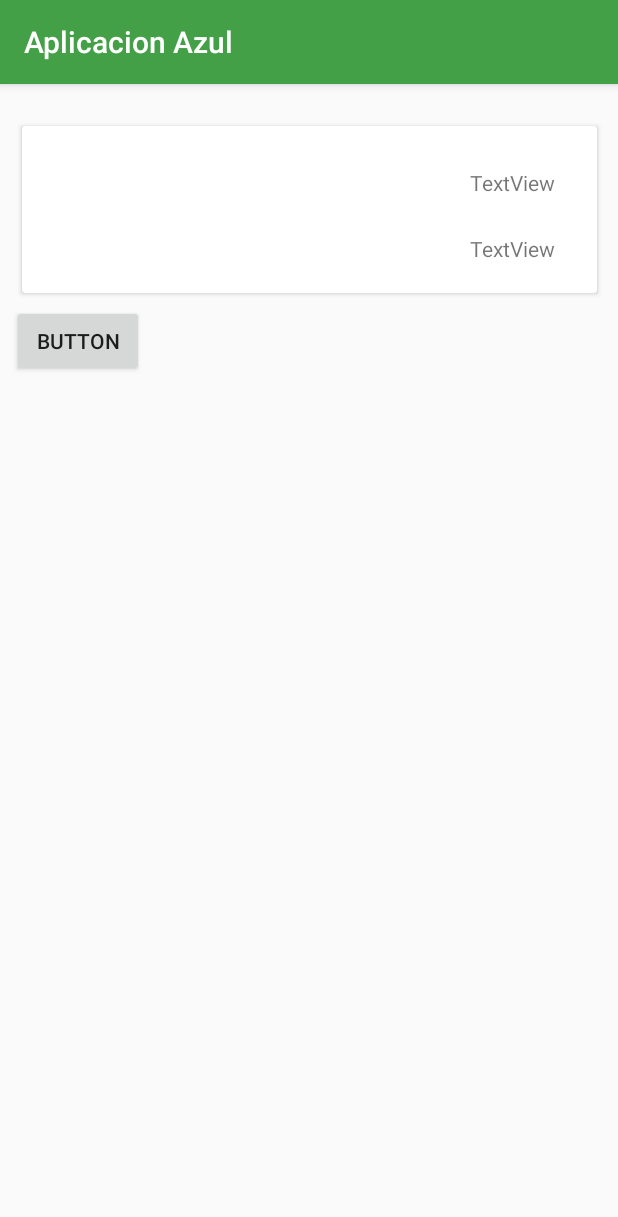
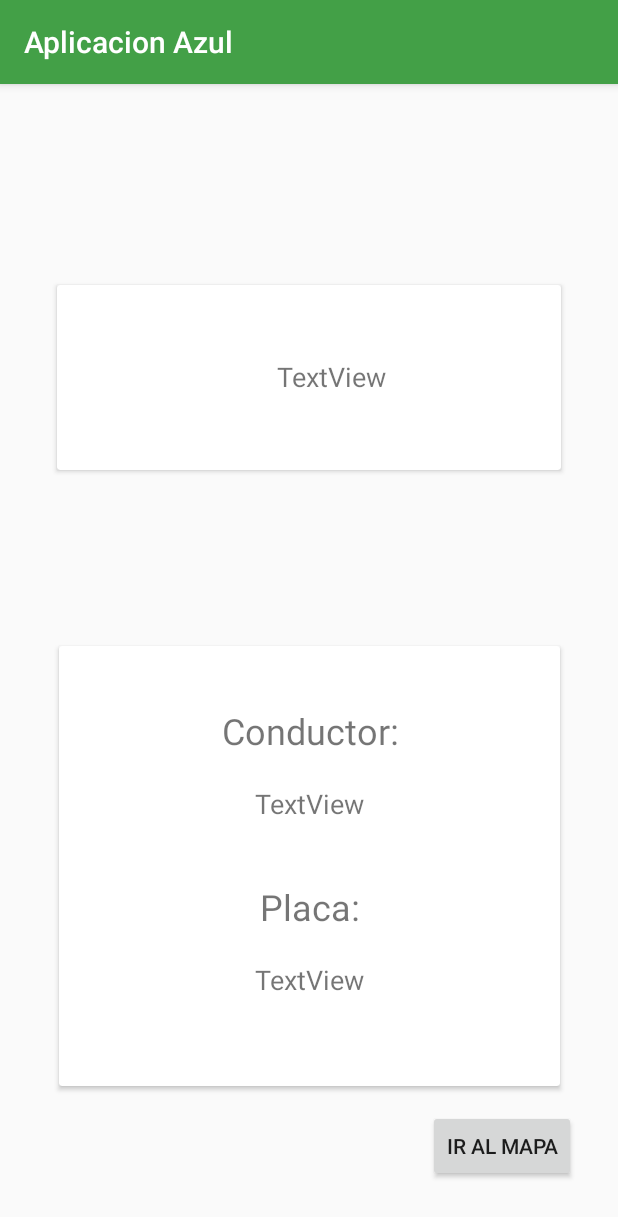
Before and after one commit to Tralafarlaw/Aplicacion_Azul, an Android app: the screen it shows after launch once a user with an empty profile is signed in (TrackActivity), on a phone screen of 412 x 824 dp. Shown: the top 1217 px of the screen. Run offline under Robolectric (Android 15) with nearby library versions, the phone set to English and light mode, and no system bars; our stand-ins replace Firebase (no records; nobody signed in at launch, a user with empty details on screens opened directly); 1 statement that could not run was skipped.

Commit message:
Material desing ?)

```diff
--- a/app/src/main/java/com/example/miguel/myapplication/TrackActivity.java
+++ b/app/src/main/java/com/example/miguel/myapplication/TrackActivity.java
@@ -21,6 +21,7 @@ import android.support.v7.app.AppCompatActivity;
 import android.view.View;
 import android.widget.Button;
 import android.widget.ImageView;
+import android.widget.TextView;
 import android.widget.Toast;
 
 import com.google.android.gms.common.api.GoogleApiClient;
@@ -46,6 +47,7 @@ public class TrackActivity extends AppCompatActivity implements LocationListener
     ImageView estado;
     DatabaseReference mReference;
     Button StartButton;
+    TextView txt4;
 
 
 
@@ -55,6 +57,7 @@ public class TrackActivity extends AppCompatActivity implements LocationListener
         setContentView(R.layout.activity_track);
         init();
         mProviderClient = LocationServices.getFusedLocationProviderClient(this);
+        txt4 = (TextView) findViewById(R.id.textView4);
         iniciar_thread();
 
 
@@ -154,26 +157,29 @@ public class TrackActivity extends AppCompatActivity implements LocationListener
     public void onLocationChanged(Location location) {
         //La Ubicacion Cambio (No Usar este Metodo) en el metodo anterior manda la ultima ubiccion conocida asi aunque no se mueva mandara la ultima ubicacion conocida al servidor
         estado.setImageResource(R.drawable.verdeon);
+        txt4.setText("Estado: ON");
+
     }
 
     @Override
     public void onStatusChanged(String provider, int status, Bundle extras) {
         //Cambio el estado o Proveedor del GPS la verdad no entiendo bien que hace
         estado.setImageResource(R.drawable.naranjaalert);
-
+        txt4.setText("Estado: ALERT");
     }
 
     @Override
     public void onProviderEnabled(String provider) {
         //Se Encendio El GPS
         estado.setImageResource(R.drawable.verdeon);
+        txt4.setText("Estado: ON");
     }
 
     @Override
     public void onProviderDisabled(String provider) {
         //Se Apago el GPS
         estado.setImageResource(R.drawable.rojooff);
-
+        txt4.setText("Estado: OFF");
         AlertDialog.Builder builder = new AlertDialog.Builder(TrackActivity.this);
 
         builder.setIcon(R.mipmap.ic_launcher).
--- a/app/src/main/res/layout/activity_track.xml
+++ b/app/src/main/res/layout/activity_track.xml
@@ -6,54 +6,53 @@
     android:layout_height="match_parent"
     tools:context=".TrackActivity">
 
-    <Button
-        android:id="@+id/button_start"
-        android:layout_width="wrap_content"
-        android:layout_height="wrap_content"
-        android:layout_marginStart="8dp"
-        android:layout_marginLeft="8dp"
-        android:layout_marginTop="8dp"
-        android:text="Button"
-        app:layout_constraintStart_toStartOf="parent"
-        app:layout_constraintTop_toBottomOf="@+id/cardView" />
+    <android.support.v7.widget.CardView
+        android:id="@+id/cardView2"
+        android:layout_width="334dp"
+        android:layout_height="293dp"
 
-    <android.support.v7.widget.CardView
-        android:id="@+id/cardView"
-        android:layout_width="383dp"
-        android:layout_height="111dp"
+        android:layout_marginBottom="100dp"
         android:layout_marginEnd="8dp"
         android:layout_marginLeft="8dp"
         android:layout_marginRight="8dp"
         android:layout_marginStart="8dp"
-        android:layout_marginTop="28dp"
+        app:layout_constraintBottom_toBottomOf="parent"
         app:layout_constraintEnd_toEndOf="parent"
-        app:layout_constraintStart_toStartOf="parent"
-        app:layout_constraintTop_toTopOf="parent">
+        app:layout_constraintStart_toStartOf="parent">
 
         <android.support.constraint.ConstraintLayout
             android:layout_width="match_parent"
-            android:layout_height="119dp">
+            android:layout_height="match_parent">
 
             <TextView
-                android:id="@+id/textView3"
+                android:id="@+id/textView6"
                 android:layout_width="wrap_content"
                 android:layout_height="wrap_content"
-                android:layout_marginBottom="28dp"
-                android:layout_marginEnd="28dp"
-                android:layout_marginRight="28dp"
-                android:text="TextView"
-                app:layout_constraintBottom_toBottomOf="parent"
-                app:layout_constraintEnd_toEndOf="parent" />
+                android:layout_marginEnd="8dp"
+                android:layout_marginLeft="8dp"
+                android:layout_marginRight="8dp"
+                android:layout_marginStart="8dp"
+                android:layout_marginTop="40dp"
+                android:text="@string/textView6"
+                android:textSize="24sp"
+                app:layout_constraintEnd_toEndOf="parent"
+                app:layout_constraintHorizontal_bias="0.502"
+                app:layout_constraintStart_toStartOf="parent"
+                app:layout_constraintTop_toBottomOf="@+id/textView2" />
 
-            <ImageView
-                android:id="@+id/estado"
-                android:layout_width="71dp"
-                android:layout_height="71dp"
-                android:layout_marginBottom="8dp"
-                android:layout_marginLeft="16dp"
-                android:layout_marginStart="16dp"
-                android:layout_marginTop="8dp"
-                app:layout_constraintBottom_toBottomOf="parent"
+            <TextView
+                android:id="@+id/textView5"
+                android:layout_width="wrap_content"
+                android:layout_height="wrap_content"
+                android:layout_marginEnd="8dp"
+                android:layout_marginLeft="8dp"
+                android:layout_marginRight="8dp"
+                android:layout_marginStart="8dp"
+                android:layout_marginTop="40dp"
+                android:text="@string/textView5"
+                android:textSize="24sp"
+                app:layout_constraintEnd_toEndOf="parent"
+                app:layout_constraintHorizontal_bias="0.502"
                 app:layout_constraintStart_toStartOf="parent"
                 app:layout_constraintTop_toTopOf="parent" />
 
@@ -61,12 +60,102 @@
                 android:id="@+id/textView2"
                 android:layout_width="wrap_content"
                 android:layout_height="wrap_content"
-                android:layout_marginEnd="28dp"
-                android:layout_marginRight="28dp"
-                android:layout_marginTop="28dp"
+                android:layout_marginEnd="8dp"
+                android:layout_marginLeft="8dp"
+                android:layout_marginRight="8dp"
+                android:layout_marginStart="8dp"
+                android:layout_marginTop="20dp"
                 android:text="TextView"
+                android:textSize="18sp"
                 app:layout_constraintEnd_toEndOf="parent"
+                app:layout_constraintStart_toStartOf="parent"
+                app:layout_constraintTop_toBottomOf="@+id/textView5" />
+
+            <TextView
+                android:id="@+id/textView3"
+                android:layout_width="wrap_content"
+                android:layout_height="wrap_content"
+                android:layout_marginBottom="8dp"
+                android:layout_marginEnd="8dp"
+                android:layout_marginLeft="8dp"
+                android:layout_marginRight="8dp"
+                android:layout_marginStart="8dp"
+                android:layout_marginTop="20dp"
+                android:text="TextView"
+                android:textSize="18sp"
+                app:layout_constraintBottom_toBottomOf="parent"
+                app:layout_constraintEnd_toEndOf="parent"
+                app:layout_constraintStart_toStartOf="parent"
+                app:layout_constraintTop_toBottomOf="@+id/textView6"
+                app:layout_constraintVertical_bias="0.0" />
+        </android.support.constraint.ConstraintLayout>
+
+    </android.support.v7.widget.CardView>
+
+    <Button
+        android:id="@+id/button_start"
+        android:layout_width="wrap_content"
+        android:layout_height="wrap_content"
+        android:layout_marginBottom="28dp"
+        android:layout_marginEnd="28dp"
+        android:layout_marginRight="28dp"
+        android:layout_marginTop="8dp"
+        android:text="Ir al Mapa"
+        app:layout_constraintBottom_toBottomOf="parent"
+        app:layout_constraintEnd_toEndOf="parent"
+        app:layout_constraintTop_toBottomOf="@+id/cardView2" />
+
+    <android.support.v7.widget.CardView
+        android:id="@+id/cardView"
+        android:layout_width="336dp"
+        android:layout_height="123dp"
+
+        android:layout_marginBottom="8dp"
+        android:layout_marginEnd="8dp"
+        android:layout_marginLeft="8dp"
+        android:layout_marginRight="8dp"
+        android:layout_marginStart="8dp"
+        android:layout_marginTop="24dp"
+        app:layout_constraintBottom_toTopOf="@+id/cardView2"
+        app:layout_constraintEnd_toEndOf="parent"
+        app:layout_constraintStart_toStartOf="parent"
+        app:layout_constraintTop_toTopOf="parent">
+
+        <android.support.constraint.ConstraintLayout
+            android:layout_width="match_parent"
+            android:layout_height="match_parent">
+
+            <ImageView
+                android:id="@+id/estado"
+                android:layout_width="71dp"
+                android:layout_height="71dp"
+                android:layout_marginBottom="8dp"
+                android:layout_marginLeft="40dp"
+                android:layout_marginStart="40dp"
+                android:layout_marginTop="8dp"
+                app:layout_constraintBottom_toBottomOf="parent"
+                app:layout_constraintStart_toStartOf="parent"
                 app:layout_constraintTop_toTopOf="parent" />
+
+            <TextView
+                android:id="@+id/textView4"
+                android:layout_width="wrap_content"
+                android:layout_height="wrap_content"
+                android:layout_marginBottom="8dp"
+                android:layout_marginEnd="8dp"
+                android:layout_marginLeft="8dp"
+                android:layout_marginRight="8dp"
+                android:layout_marginStart="8dp"
+                android:layout_marginTop="48dp"
+                android:text="TextView"
+                android:textSize="18sp"
+                app:layout_constraintBottom_toBottomOf="parent"
+                app:layout_constraintEnd_toEndOf="parent"
+                app:layout_constraintHorizontal_bias="0.202"
+                app:layout_constraintStart_toEndOf="@+id/estado"
+                app:layout_constraintTop_toTopOf="parent"
+                app:layout_constraintVertical_bias="0.023" />
         </android.support.constraint.ConstraintLayout>
+
     </android.support.v7.widget.CardView>
 </android.support.constraint.ConstraintLayout>
--- a/app/src/main/res/values/strings.xml
+++ b/app/src/main/res/values/strings.xml
@@ -9,4 +9,7 @@
     <string name="recuperacion">Se Envio un Correo de Recueracion a la direccion que indico pro favor revise su bandeja de entrada y sigua las instrucciones</string>
     <string name="eroor_recupercaion">Error, Por favor revise si la direccion de correo esta correctamente escrita y si dispone de una conexion de Internet</string>
     <string name="ruta">/blue/conductores/s</string>
+    <string name="textView5">Conductor:</string>
+    <string name="textView6">Placa:</string>
+
 </resources>
```
